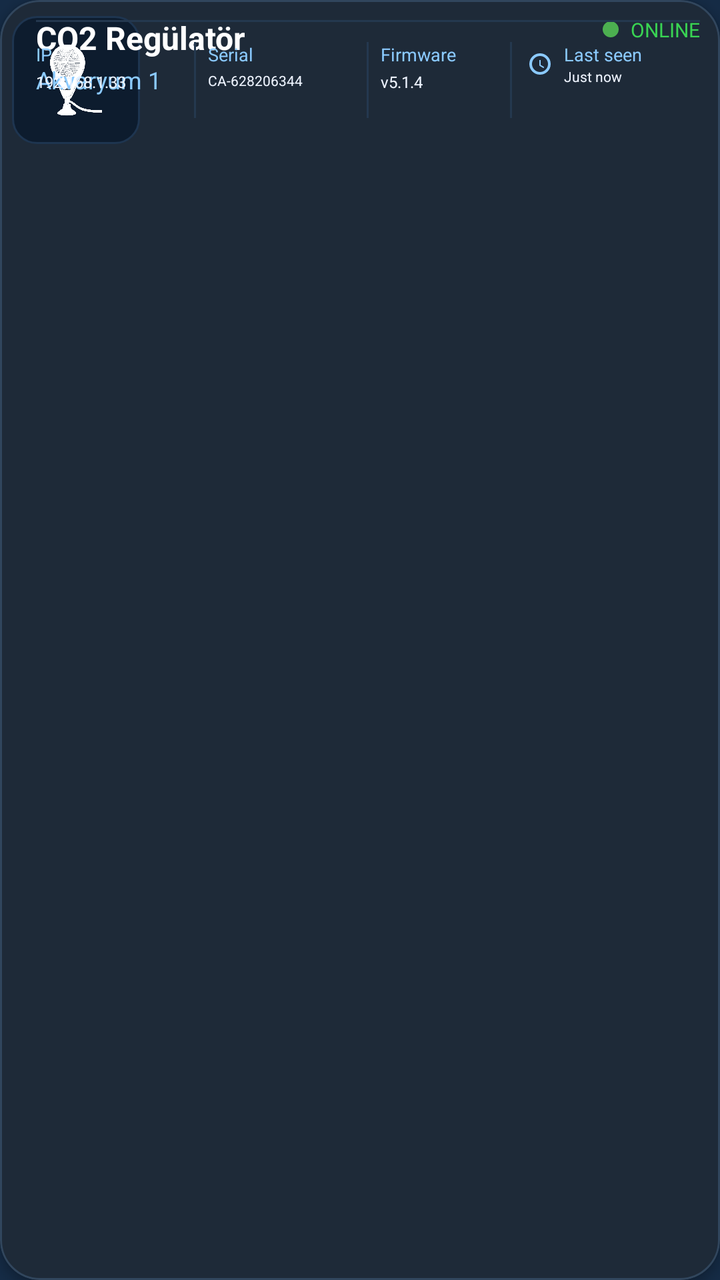
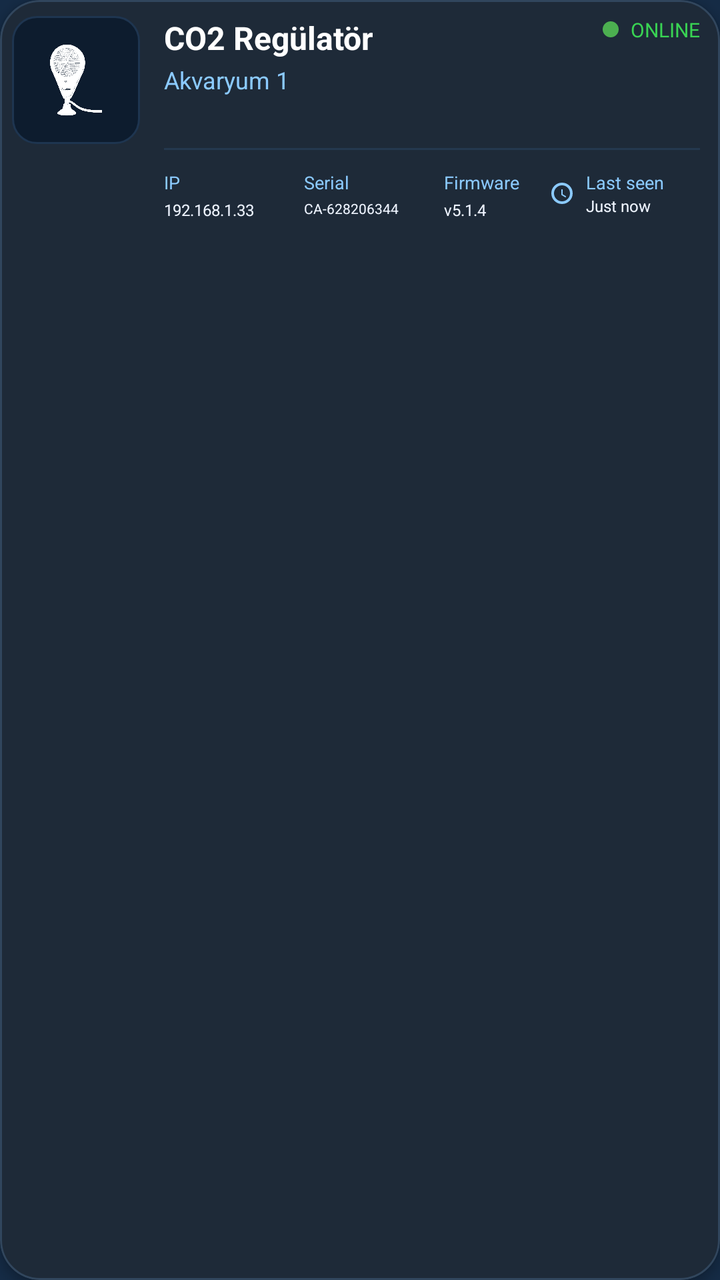

Before-and-after screenshots of an Android layout around one commit, followed by the original layout XML and the change that was made.
<!-- AndroidManifest.xml: application theme AppTheme -->
<!-- res/layout/item_device_status.xml -->
<?xml version="1.0" encoding="utf-8"?>
<com.google.android.material.card.MaterialCardView
    xmlns:android="http://schemas.android.com/apk/res/android"
    xmlns:app="http://schemas.android.com/apk/res-auto"
    android:id="@+id/cardDevice"
    android:layout_width="match_parent"
    android:layout_height="wrap_content"
    android:layout_marginHorizontal="3dp"
    android:layout_marginVertical="8dp"
    android:backgroundTint="#1E2A38"
    app:cardCornerRadius="20dp"
    app:cardElevation="3dp"
    app:strokeWidth="1dp"
    app:strokeColor="#31465D"
    android:clickable="true"
    android:focusable="true"
    android:foreground="?attr/selectableItemBackground">

    <RelativeLayout
        android:layout_width="match_parent"
        android:layout_height="wrap_content"
        android:paddingStart="6dp"
        android:paddingTop="8dp"
        android:paddingEnd="10dp"
        android:paddingBottom="8dp">

        
<FrameLayout
    android:id="@+id/flDeviceIconContainer"
    android:layout_width="64dp"
    android:layout_height="64dp"
    android:layout_alignParentStart="true"
    android:layout_alignParentTop="true"
    android:layout_marginEnd="0dp"
    android:background="@drawable/bg_device_icon_container"
    android:padding="8dp">

    <ImageView
        android:id="@+id/ivDeviceIcon"
        android:layout_width="match_parent"
        android:layout_height="match_parent"
        android:src="@drawable/ic_device_aqua_ster"
        app:tint="@android:color/white"
        android:contentDescription="Device Icon"
        android:scaleType="centerInside"/>
</FrameLayout>

        
        <LinearLayout
            android:id="@+id/llDeviceInfo"
            android:layout_width="wrap_content"
            android:layout_height="wrap_content"
            android:orientation="vertical"
            android:layout_toEndOf="@id/ivDeviceIcon"
            android:layout_marginStart="12dp"
            android:layout_alignTop="@id/ivDeviceIcon">

            <TextView
                android:id="@+id/tvDeviceName"
                android:layout_width="wrap_content"
                android:layout_height="wrap_content"
                android:text="CO2 Regülatör"
                android:textColor="@android:color/white"
                android:textStyle="bold"
                android:textSize="16sp" />

            <TextView
                android:id="@+id/tvTankName"
                android:layout_width="wrap_content"
                android:layout_height="wrap_content"
                android:layout_marginTop="2dp"
                android:text="Akvaryum 1"
                android:textColor="#8BCAFF"
                android:textSize="12sp" />
        </LinearLayout>

        
        <LinearLayout
            android:id="@+id/llStatusContainer"
            android:layout_width="wrap_content"
            android:layout_height="wrap_content"
            android:orientation="horizontal"
            android:gravity="center_vertical"
            android:layout_alignParentEnd="true"
            android:layout_alignTop="@id/llDeviceInfo">

            <View
                android:id="@+id/viewStatusDot"
                android:layout_width="8dp"
                android:layout_height="8dp"
                android:background="@drawable/bg_online_dot" />

            <TextView
                android:id="@+id/tvStatus"
                android:layout_width="wrap_content"
                android:layout_height="wrap_content"
                android:layout_marginStart="6dp"
                android:text="ONLINE"
                android:textColor="#39D353"
                android:textSize="10sp"/>
        </LinearLayout>

        
        <View
            android:id="@+id/viewMetaTopDivider"
            android:layout_width="match_parent"
            android:layout_height="1dp"
            android:layout_below="@id/ivDeviceIcon"
            android:layout_marginTop="2dp"
            android:layout_toEndOf="@id/ivDeviceIcon"
            android:layout_marginStart="12dp"
            android:background="#24384F" />

<LinearLayout
    android:id="@+id/llDeviceMeta"
    android:layout_width="match_parent"
    android:layout_height="wrap_content"
    android:layout_below="@id/viewMetaTopDivider"
    android:layout_toEndOf="@id/ivDeviceIcon"
    android:layout_marginStart="12dp"
    android:layout_marginTop="10dp"
    android:orientation="horizontal"
    android:weightSum="4">

    
    <LinearLayout
        android:layout_width="0dp"
        android:layout_height="wrap_content"
        android:layout_weight="1"
        android:orientation="vertical">

        <TextView
            android:id="@+id/tvIpTitle"
            android:layout_width="wrap_content"
            android:layout_height="wrap_content"
            android:text="IP"
            android:textColor="#8BCAFF"
            android:textSize="9sp" />

        <TextView
            android:id="@+id/tvIp"
            android:layout_width="wrap_content"
            android:layout_height="wrap_content"
            android:layout_marginTop="2dp"
            android:text="192.168.1.33"
            android:textColor="#EEF4FF"
            android:textSize="8sp"
            android:singleLine="true"
            android:ellipsize="end"/>
    </LinearLayout>

    
    <View
        android:layout_width="1dp"
        android:layout_height="38dp"
        android:layout_marginHorizontal="6dp"
        android:background="#24384F" />

    
    <LinearLayout
        android:layout_width="0dp"
        android:layout_height="wrap_content"
        android:layout_weight="1"
        android:orientation="vertical">

        <TextView
            android:id="@+id/tvSerialTitle"
            android:layout_width="wrap_content"
            android:layout_height="wrap_content"
            android:text="Serial"
            android:textColor="#8BCAFF"
            android:textSize="9sp" />

        <TextView
            android:id="@+id/tvSerial"
            android:layout_width="wrap_content"
            android:layout_height="wrap_content"
            android:layout_marginTop="2dp"
            android:text="CA-628206344"
            android:textColor="#EEF4FF"
            android:textSize="7sp"
            android:singleLine="true"
            android:ellipsize="end"/>
    </LinearLayout>

    
    <View
        android:layout_width="1dp"
        android:layout_height="38dp"
        android:layout_marginHorizontal="6dp"
        android:background="#24384F" />

    
    <LinearLayout
        android:layout_width="0dp"
        android:layout_height="wrap_content"
        android:layout_weight="0.8"
        android:orientation="vertical">

        <TextView
            android:id="@+id/tvFirmwareTitle"
            android:layout_width="wrap_content"
            android:layout_height="wrap_content"
            android:text="Firmware"
            android:textColor="#8BCAFF"
            android:textSize="9sp" />

        <TextView
            android:id="@+id/tvFirmware"
            android:layout_width="wrap_content"
            android:layout_height="wrap_content"
            android:layout_marginTop="2dp"
            android:text="v5.1.4"
            android:textColor="#EEF4FF"
            android:textSize="8sp"
            android:singleLine="true"
            android:ellipsize="end"/>
    </LinearLayout>

    
    <View
        android:layout_width="1dp"
        android:layout_height="38dp"
        android:layout_marginHorizontal="6dp"
        android:background="#24384F" />

    
    <LinearLayout
        android:layout_width="0dp"
        android:layout_height="wrap_content"
        android:layout_weight="1.2"
        android:orientation="horizontal"
        android:gravity="center_vertical">

        
        <ImageView
            android:id="@+id/ivLastSeen"
            android:layout_width="16dp"
            android:layout_height="16dp"
            android:src="@drawable/ic_last_seen"
            android:layout_marginEnd="4dp"
            android:contentDescription="Last seen icon"/>

        
        <LinearLayout
            android:layout_width="wrap_content"
            android:layout_height="wrap_content"
            android:orientation="vertical">

            <TextView
                android:id="@+id/tvLastSeenTitle"
                android:layout_width="wrap_content"
                android:layout_height="wrap_content"
                android:text="Last seen"
                android:textColor="#8BCAFF"
                android:textSize="9sp"
                android:singleLine="true"
                android:ellipsize="end"/>

            <TextView
                android:id="@+id/tvLastSeen"
                android:layout_width="wrap_content"
                android:layout_height="wrap_content"
                android:text="Just now"
                android:textColor="#EEF4FF"
                android:textSize="7sp"
                android:textStyle="normal"
                android:singleLine="true"
                android:ellipsize="end"/>
        </LinearLayout>
    </LinearLayout>

</LinearLayout>

    </RelativeLayout>
</com.google.android.material.card.MaterialCardView>
<!-- resources referenced by this layout -->
<resources>
  <!-- drawable bg_device_icon_container (drawable) -->
  <shape xmlns:android="http://schemas.android.com/apk/res/android"
      android:shape="rectangle">
  
      <solid android:color="#0D1C2E" /> 
      <stroke
          android:width="1dp"
          android:color="#1E3550" /> 
      <corners android:radius="12dp"/>
  </shape>
  <!-- drawable bg_online_dot (drawable) -->
  <?xml version="1.0" encoding="utf-8"?>
  <shape xmlns:android="http://schemas.android.com/apk/res/android"
      android:shape="oval">
  
      <size
          android:width="8dp"
          android:height="8dp" />
  
      <solid android:color="#4CAF50"/>
  
  </shape>
  <!-- drawable ic_device_aqua_ster: png bitmap (drawable, 389859 bytes) -->
  <!-- drawable ic_last_seen (drawable) -->
  <vector xmlns:android="http://schemas.android.com/apk/res/android"
      android:width="16dp"
      android:height="16dp"
      android:viewportWidth="24"
      android:viewportHeight="24">
      <path
          android:fillColor="#8BCAFF"
          android:pathData="M12,20a8,8 0 1,0 -8,-8 8,8 0 0,0 8,8zm0,-14a6,6 0 1,1 -6,6 6,6 0 0,1 6,-6zm.5,3h-1v4.25l3.15,1.88.5,-.86 -2.65,-1.57V9z"/>
  </vector>
  <style name="AppTheme" parent="Theme.Material3.DayNight.NoActionBar">
  
          
          <item name="colorPrimary">@color/md_theme_light_primary</item>
          <item name="colorOnPrimary">@color/md_theme_light_onPrimary</item>
          <item name="colorSecondary">@color/md_theme_light_secondary</item>
          <item name="colorOnSecondary">@color/md_theme_light_onSecondary</item>
  
          
          <item name="android:colorBackground">@color/md_theme_light_background</item>
          <item name="colorSurface">@color/md_theme_light_surface</item>
          <item name="colorOnSurface">@color/md_theme_light_onSurface</item>
  
          
          <item name="colorSurfaceVariant">@color/md_theme_light_surfaceVariant</item>
          <item name="colorOnSurfaceVariant">@color/md_theme_light_onSurfaceVariant</item>
          <item name="colorOutline">@color/md_theme_light_outline</item>
          <item name="colorOutlineVariant">@color/md_theme_light_outlineVariant</item>
          <item name="colorError">@color/md_theme_light_error</item>
          <item name="colorOnError">@color/md_theme_light_onError</item>
  
          
          <item name="android:statusBarColor">@android:color/transparent</item>
          <item name="android:navigationBarColor">@android:color/black</item>
  
          
          <item name="android:windowLightStatusBar">true</item>
          <item name="android:windowLightNavigationBar">true</item>
  
          
          <item name="windowActionBar">false</item>
          <item name="android:windowNoTitle">true</item>
      </style>
  <color name="md_theme_light_primary">#2196F3</color>
  <color name="md_theme_light_onPrimary">#FFFFFF</color>
  <color name="md_theme_light_secondary">#4A6363</color>
  <color name="md_theme_light_onSecondary">#FFFFFF</color>
  <color name="md_theme_light_background">#152B45</color>
  <color name="md_theme_light_surface">#152B45</color>
  <color name="md_theme_light_onSurface">#E0E6ED</color>
  <color name="md_theme_light_surfaceVariant">#233042</color>
  <color name="md_theme_light_onSurfaceVariant">#5C6B75</color>
  <color name="md_theme_light_outline">#455A64</color>
  <color name="md_theme_light_outlineVariant">#37474F</color>
  <color name="md_theme_light_error">#D32F2F</color>
  <color name="md_theme_light_onError">#FFFFFF</color>
</resources>

<!-- the commit's change to res/layout/item_device_status.xml (unified diff, before → after) -->
@@ -25,25 +25,24 @@
         android:paddingBottom="8dp">
 
         
-<FrameLayout
-    android:id="@+id/flDeviceIconContainer"
-    android:layout_width="64dp"
-    android:layout_height="64dp"
-    android:layout_alignParentStart="true"
-    android:layout_alignParentTop="true"
-    android:layout_marginEnd="0dp"
-    android:background="@drawable/bg_device_icon_container"
-    android:padding="8dp">
-
-    <ImageView
-        android:id="@+id/ivDeviceIcon"
-        android:layout_width="match_parent"
-        android:layout_height="match_parent"
-        android:src="@drawable/ic_device_aqua_ster"
-        app:tint="@android:color/white"
-        android:contentDescription="Device Icon"
-        android:scaleType="centerInside"/>
-</FrameLayout>
+        <FrameLayout
+            android:id="@+id/flDeviceIconContainer"
+            android:layout_width="64dp"
+            android:layout_height="64dp"
+            android:layout_alignParentStart="true"
+            android:layout_alignParentTop="true"
+            android:background="@drawable/bg_device_icon_container"
+            android:padding="8dp">
+
+            <ImageView
+                android:id="@+id/ivDeviceIcon"
+                android:layout_width="match_parent"
+                android:layout_height="match_parent"
+                android:src="@drawable/ic_device_aqua_ster"
+                app:tint="@android:color/white"
+                android:scaleType="centerInside"
+                android:contentDescription="Device Icon"/>
+        </FrameLayout>
 
         
         <LinearLayout
@@ -51,9 +50,9 @@
             android:layout_width="wrap_content"
             android:layout_height="wrap_content"
             android:orientation="vertical"
-            android:layout_toEndOf="@id/ivDeviceIcon"
+            android:layout_toEndOf="@id/flDeviceIconContainer"
             android:layout_marginStart="12dp"
-            android:layout_alignTop="@id/ivDeviceIcon">
+            android:layout_alignTop="@id/flDeviceIconContainer">
 
             <TextView
                 android:id="@+id/tvDeviceName"
@@ -105,172 +104,151 @@
             android:id="@+id/viewMetaTopDivider"
             android:layout_width="match_parent"
             android:layout_height="1dp"
-            android:layout_below="@id/ivDeviceIcon"
+            android:layout_below="@id/flDeviceIconContainer"
             android:layout_marginTop="2dp"
-            android:layout_toEndOf="@id/ivDeviceIcon"
+            android:layout_toEndOf="@id/flDeviceIconContainer"
             android:layout_marginStart="12dp"
             android:background="#24384F" />
 
-<LinearLayout
-    android:id="@+id/llDeviceMeta"
-    android:layout_width="match_parent"
-    android:layout_height="wrap_content"
-    android:layout_below="@id/viewMetaTopDivider"
-    android:layout_toEndOf="@id/ivDeviceIcon"
-    android:layout_marginStart="12dp"
-    android:layout_marginTop="10dp"
-    android:orientation="horizontal"
-    android:weightSum="4">
-
-    
-    <LinearLayout
-        android:layout_width="0dp"
-        android:layout_height="wrap_content"
-        android:layout_weight="1"
-        android:orientation="vertical">
-
-        <TextView
-            android:id="@+id/tvIpTitle"
-            android:layout_width="wrap_content"
+        
+        <LinearLayout
+            android:id="@+id/llDeviceMeta"
+            android:layout_width="match_parent"
             android:layout_height="wrap_content"
-            android:text="IP"
-            android:textColor="#8BCAFF"
-            android:textSize="9sp" />
-
-        <TextView
-            android:id="@+id/tvIp"
-            android:layout_width="wrap_content"
-            android:layout_height="wrap_content"
-            android:layout_marginTop="2dp"
-            android:text="192.168.1.33"
-            android:textColor="#EEF4FF"
-            android:textSize="8sp"
-            android:singleLine="true"
-            android:ellipsize="end"/>
-    </LinearLayout>
-
-    
-    <View
-        android:layout_width="1dp"
-        android:layout_height="38dp"
-        android:layout_marginHorizontal="6dp"
-        android:background="#24384F" />
-
-    
-    <LinearLayout
-        android:layout_width="0dp"
-        android:layout_height="wrap_content"
-        android:layout_weight="1"
-        android:orientation="vertical">
-
-        <TextView
-            android:id="@+id/tvSerialTitle"
-            android:layout_width="wrap_content"
-            android:layout_height="wrap_content"
-            android:text="Serial"
-            android:textColor="#8BCAFF"
-            android:textSize="9sp" />
-
-        <TextView
-            android:id="@+id/tvSerial"
-            android:layout_width="wrap_content"
-            android:layout_height="wrap_content"
-            android:layout_marginTop="2dp"
-            android:text="CA-628206344"
-            android:textColor="#EEF4FF"
-            android:textSize="7sp"
-            android:singleLine="true"
-            android:ellipsize="end"/>
-    </LinearLayout>
-
-    
-    <View
-        android:layout_width="1dp"
-        android:layout_height="38dp"
-        android:layout_marginHorizontal="6dp"
-        android:background="#24384F" />
-
-    
-    <LinearLayout
-        android:layout_width="0dp"
-        android:layout_height="wrap_content"
-        android:layout_weight="0.8"
-        android:orientation="vertical">
-
-        <TextView
-            android:id="@+id/tvFirmwareTitle"
-            android:layout_width="wrap_content"
-            android:layout_height="wrap_content"
-            android:text="Firmware"
-            android:textColor="#8BCAFF"
-            android:textSize="9sp" />
-
-        <TextView
-            android:id="@+id/tvFirmware"
-            android:layout_width="wrap_content"
-            android:layout_height="wrap_content"
-            android:layout_marginTop="2dp"
-            android:text="v5.1.4"
-            android:textColor="#EEF4FF"
-            android:textSize="8sp"
-            android:singleLine="true"
-            android:ellipsize="end"/>
-    </LinearLayout>
-
-    
-    <View
-        android:layout_width="1dp"
-        android:layout_height="38dp"
-        android:layout_marginHorizontal="6dp"
-        android:background="#24384F" />
-
-    
-    <LinearLayout
-        android:layout_width="0dp"
-        android:layout_height="wrap_content"
-        android:layout_weight="1.2"
-        android:orientation="horizontal"
-        android:gravity="center_vertical">
-
-        
-        <ImageView
-            android:id="@+id/ivLastSeen"
-            android:layout_width="16dp"
-            android:layout_height="16dp"
-            android:src="@drawable/ic_last_seen"
-            android:layout_marginEnd="4dp"
-            android:contentDescription="Last seen icon"/>
-
-        
-        <LinearLayout
-            android:layout_width="wrap_content"
-            android:layout_height="wrap_content"
-            android:orientation="vertical">
-
-            <TextView
-                android:id="@+id/tvLastSeenTitle"
-                android:layout_width="wrap_content"
-                android:layout_height="wrap_content"
-                android:text="Last seen"
-                android:textColor="#8BCAFF"
-                android:textSize="9sp"
-                android:singleLine="true"
-                android:ellipsize="end"/>
-
-            <TextView
-                android:id="@+id/tvLastSeen"
-                android:layout_width="wrap_content"
-                android:layout_height="wrap_content"
-                android:text="Just now"
-                android:textColor="#EEF4FF"
-                android:textSize="7sp"
-                android:textStyle="normal"
-                android:singleLine="true"
-                android:ellipsize="end"/>
+            android:layout_below="@id/viewMetaTopDivider"
+            android:layout_toEndOf="@id/flDeviceIconContainer"
+            android:layout_marginStart="12dp"
+            android:layout_marginTop="10dp"
+            android:orientation="horizontal"
+            android:weightSum="4">
+
+            
+            <LinearLayout
+                android:layout_width="0dp"
+                android:layout_height="wrap_content"
+                android:layout_weight="1"
+                android:orientation="vertical">
+
+                <TextView
+                    android:id="@+id/tvIpTitle"
+                    android:layout_width="wrap_content"
+                    android:layout_height="wrap_content"
+                    android:text="IP"
+                    android:textColor="#8BCAFF"
+                    android:textSize="9sp" />
+
+                <TextView
+                    android:id="@+id/tvIp"
+                    android:layout_width="wrap_content"
+                    android:layout_height="wrap_content"
+                    android:layout_marginTop="2dp"
+                    android:text="192.168.1.33"
+                    android:textColor="#EEF4FF"
+                    android:textSize="8sp"
+                    android:singleLine="true"
+                    android:ellipsize="end"/>
+            </LinearLayout>
+
+            
+            <LinearLayout
+                android:layout_width="0dp"
+                android:layout_height="wrap_content"
+                android:layout_weight="1"
+                android:orientation="vertical"
+                android:layout_marginStart="6dp"
+                android:layout_marginEnd="6dp">
+
+                <TextView
+                    android:id="@+id/tvSerialTitle"
+                    android:layout_width="wrap_content"
+                    android:layout_height="wrap_content"
+                    android:text="Serial"
+                    android:textColor="#8BCAFF"
+                    android:textSize="9sp" />
+
+                <TextView
+                    android:id="@+id/tvSerial"
+                    android:layout_width="wrap_content"
+                    android:layout_height="wrap_content"
+                    android:layout_marginTop="2dp"
+                    android:text="CA-628206344"
+                    android:textColor="#EEF4FF"
+                    android:textSize="7sp"
+                    android:singleLine="true"
+                    android:ellipsize="end"/>
+            </LinearLayout>
+
+            
+            <LinearLayout
+                android:layout_width="0dp"
+                android:layout_height="wrap_content"
+                android:layout_weight="0.8"
+                android:orientation="vertical">
+
+                <TextView
+                    android:id="@+id/tvFirmwareTitle"
+                    android:layout_width="wrap_content"
+                    android:layout_height="wrap_content"
+                    android:text="Firmware"
+                    android:textColor="#8BCAFF"
+                    android:textSize="9sp" />
+
+                <TextView
+                    android:id="@+id/tvFirmware"
+                    android:layout_width="wrap_content"
+                    android:layout_height="wrap_content"
+                    android:layout_marginTop="2dp"
+                    android:text="v5.1.4"
+                    android:textColor="#EEF4FF"
+                    android:textSize="8sp"
+                    android:singleLine="true"
+                    android:ellipsize="end"/>
+            </LinearLayout>
+
+            
+            <LinearLayout
+                android:layout_width="0dp"
+                android:layout_height="wrap_content"
+                android:layout_weight="1.2"
+                android:orientation="horizontal"
+                android:gravity="center_vertical">
+
+                <ImageView
+                    android:id="@+id/ivLastSeen"
+                    android:layout_width="16dp"
+                    android:layout_height="16dp"
+                    android:src="@drawable/ic_last_seen"
+                    android:layout_marginEnd="4dp"
+                    android:contentDescription="Last seen icon"/>
+
+                <LinearLayout
+                    android:layout_width="wrap_content"
+                    android:layout_height="wrap_content"
+                    android:orientation="vertical">
+
+                    <TextView
+                        android:id="@+id/tvLastSeenTitle"
+                        android:layout_width="wrap_content"
+                        android:layout_height="wrap_content"
+                        android:text="Last seen"
+                        android:textColor="#8BCAFF"
+                        android:textSize="9sp"
+                        android:singleLine="true"
+                        android:ellipsize="end"/>
+
+                    <TextView
+                        android:id="@+id/tvLastSeen"
+                        android:layout_width="wrap_content"
+                        android:layout_height="wrap_content"
+                        android:text="Just now"
+                        android:textColor="#EEF4FF"
+                        android:textSize="8sp"
+                        android:textStyle="normal"
+                        android:singleLine="true"
+                        android:ellipsize="end"/>
+                </LinearLayout>
+            </LinearLayout>
         </LinearLayout>
-    </LinearLayout>
-
-</LinearLayout>
 
     </RelativeLayout>
 </com.google.android.material.card.MaterialCardView>
